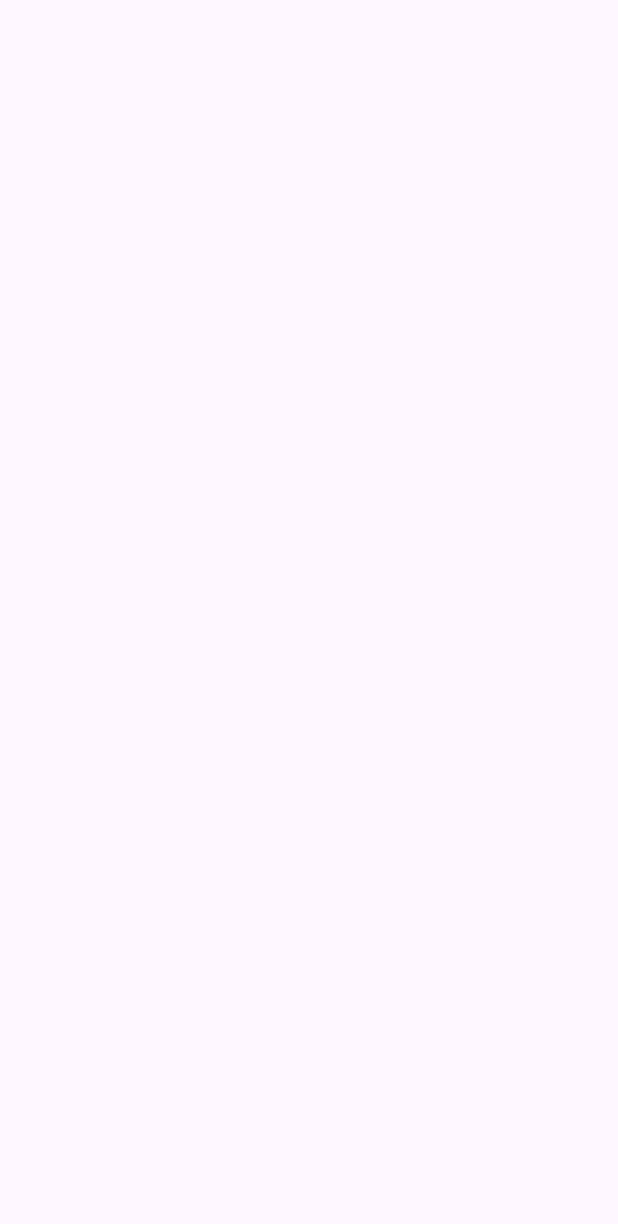
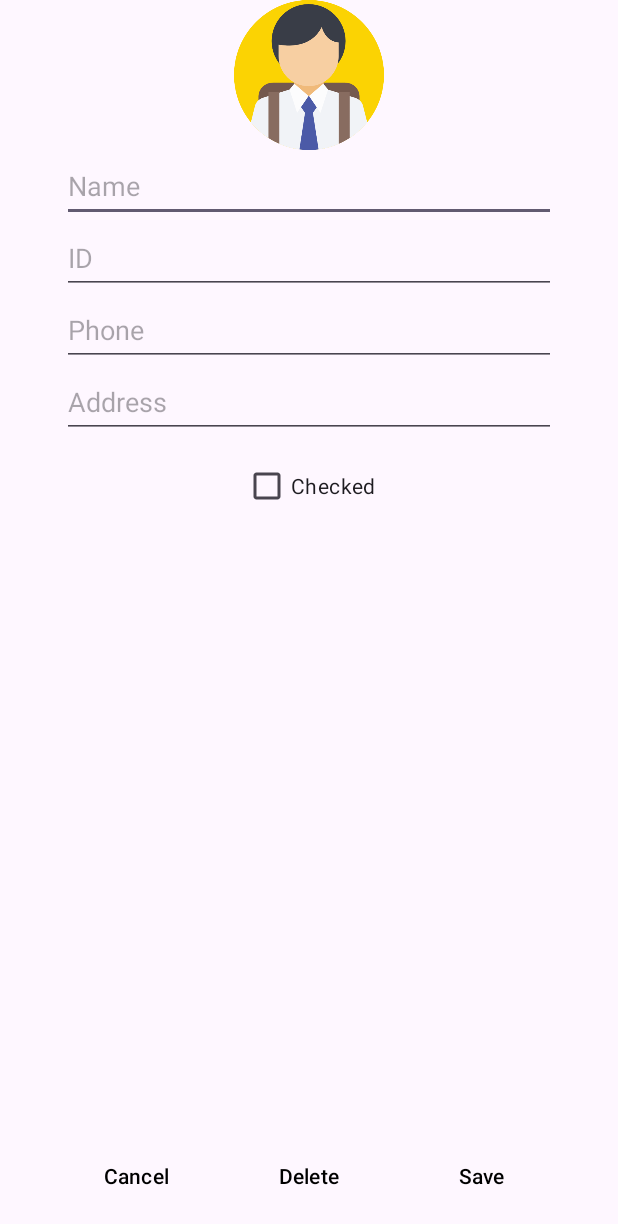
Before and after one commit to galCohen211/StudentApp, an Android app: the EditStudent screen opened directly, with no data from a screen before it, on a phone screen of 412 x 824 dp. Before the commit the part shown is empty. Shown: the top 1224 px of the screen. Run offline under Robolectric (Android 15) with nearby library versions, the phone set to English and light mode, and no system bars.

Commit message:
Create edit student front

```diff
--- a/app/src/main/res/layout/activity_edit_student.xml
+++ b/app/src/main/res/layout/activity_edit_student.xml
@@ -7,4 +7,123 @@
     android:layout_height="match_parent"
     tools:context=".EditStudent">
 
+    <ImageView
+        android:id="@+id/edit_student_avatar"
+        android:layout_width="100dp"
+        android:layout_height="100dp"
+        app:srcCompat="@drawable/student"
+        app:layout_constraintTop_toTopOf="parent"
+        app:layout_constraintStart_toStartOf="parent"
+        app:layout_constraintEnd_toEndOf="parent"
+        android:contentDescription="Student Avatar" />
+
+    <EditText
+        android:id="@+id/edit_student_name"
+        android:layout_width="0dp"
+        android:layout_height="wrap_content"
+        android:hint="Name"
+        android:minHeight="48dp"
+        android:inputType="text"
+        app:layout_constraintTop_toBottomOf="@id/edit_student_avatar"
+        app:layout_constraintStart_toStartOf="parent"
+        app:layout_constraintEnd_toEndOf="parent"
+        app:layout_constraintHorizontal_bias="0.5"
+        app:layout_constraintWidth_percent="0.8" />
+
+    <EditText
+        android:id="@+id/edit_student_id"
+        android:layout_width="0dp"
+        android:layout_height="wrap_content"
+        android:hint="ID"
+        android:minHeight="48dp"
+        android:inputType="text"
+        app:layout_constraintTop_toBottomOf="@id/edit_student_name"
+        app:layout_constraintStart_toStartOf="parent"
+        app:layout_constraintEnd_toEndOf="parent"
+        app:layout_constraintHorizontal_bias="0.5"
+        app:layout_constraintWidth_percent="0.8" />
+
+    <EditText
+        android:id="@+id/edit_student_phone"
+        android:layout_width="0dp"
+        android:layout_height="wrap_content"
+        android:hint="Phone"
+        android:minHeight="48dp"
+        android:inputType="phone"
+        app:layout_constraintTop_toBottomOf="@id/edit_student_id"
+        app:layout_constraintStart_toStartOf="parent"
+        app:layout_constraintEnd_toEndOf="parent"
+        app:layout_constraintHorizontal_bias="0.5"
+        app:layout_constraintWidth_percent="0.8" />
+
+    <EditText
+        android:id="@+id/edit_student_address"
+        android:layout_width="0dp"
+        android:layout_height="wrap_content"
+        android:hint="Address"
+        android:minHeight="48dp"
+        android:inputType="textPostalAddress"
+        app:layout_constraintTop_toBottomOf="@id/edit_student_phone"
+        app:layout_constraintStart_toStartOf="parent"
+        app:layout_constraintEnd_toEndOf="parent"
+        app:layout_constraintHorizontal_bias="0.5"
+        app:layout_constraintWidth_percent="0.8" />
+
+    <CheckBox
+        android:id="@+id/edit_student_checkbox"
+        android:layout_width="wrap_content"
+        android:layout_height="wrap_content"
+        android:layout_margin="8dp"
+        android:minHeight="48dp"
+        android:minWidth="48dp"
+        android:text="Checked"
+        app:layout_constraintTop_toBottomOf="@id/edit_student_address"
+        app:layout_constraintStart_toStartOf="parent"
+        app:layout_constraintEnd_toEndOf="parent" />
+
+    <LinearLayout
+        android:layout_width="0dp"
+        android:layout_height="wrap_content"
+        android:orientation="horizontal"
+        app:layout_constraintBottom_toBottomOf="parent"
+        app:layout_constraintStart_toStartOf="parent"
+        app:layout_constraintEnd_toEndOf="parent"
+        app:layout_constraintWidth_percent="0.8"
+        android:layout_marginBottom="16dp">
+
+        <Button
+            android:id="@+id/edit_student_btn_cancel"
+            android:layout_width="0dp"
+            android:layout_height="wrap_content"
+            android:layout_weight="1"
+            android:layout_marginEnd="8dp"
+            android:backgroundTint="@android:color/transparent"
+            android:text="Cancel"
+            android:textColor="@android:color/black" />
+
+        <Button
+            android:id="@+id/edit_student_btn_delete"
+            android:layout_width="0dp"
+            android:layout_height="wrap_content"
+            android:layout_weight="1"
+            android:layout_marginStart="8dp"
+            android:layout_marginEnd="8dp"
+            android:backgroundTint="@android:color/transparent"
+            android:text="Delete"
+            android:textColor="@android:color/black" />
+
+        <Button
+            android:id="@+id/edit_student_btn_save"
+            android:layout_width="0dp"
+            android:layout_height="wrap_content"
+            android:layout_weight="1"
+            android:layout_marginStart="8dp"
+            android:backgroundTint="@android:color/transparent"
+            android:text="Save"
+            android:textColor="@android:color/black" />
+
+    </LinearLayout>
+
+
+
 </androidx.constraintlayout.widget.ConstraintLayout>
```
